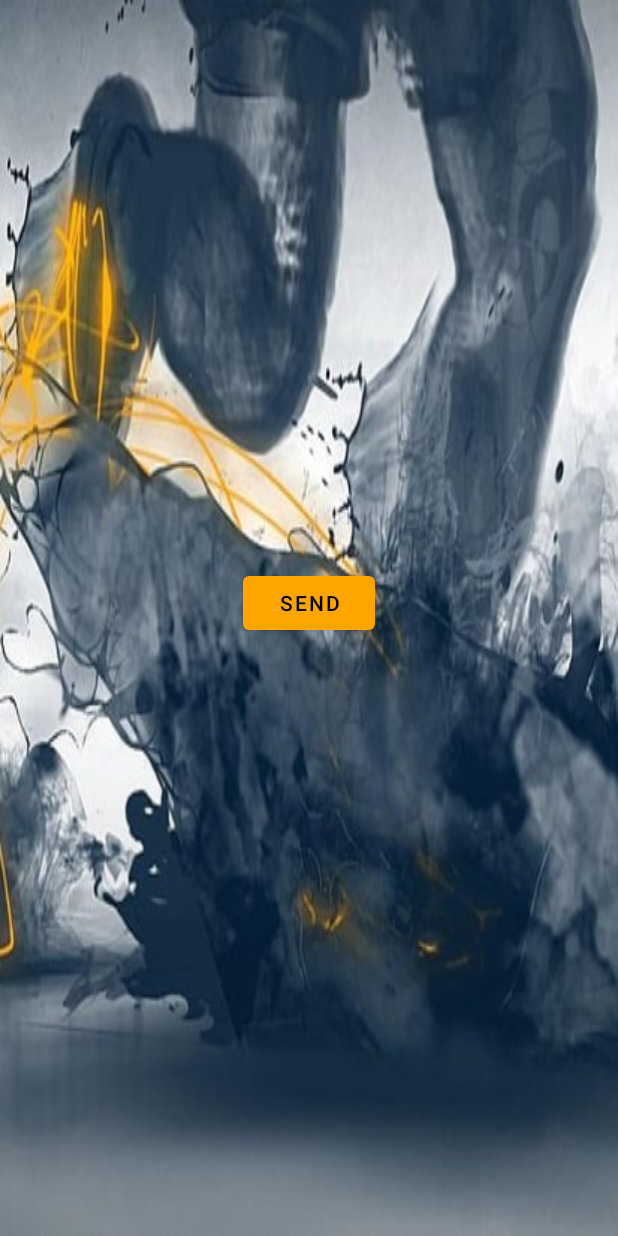
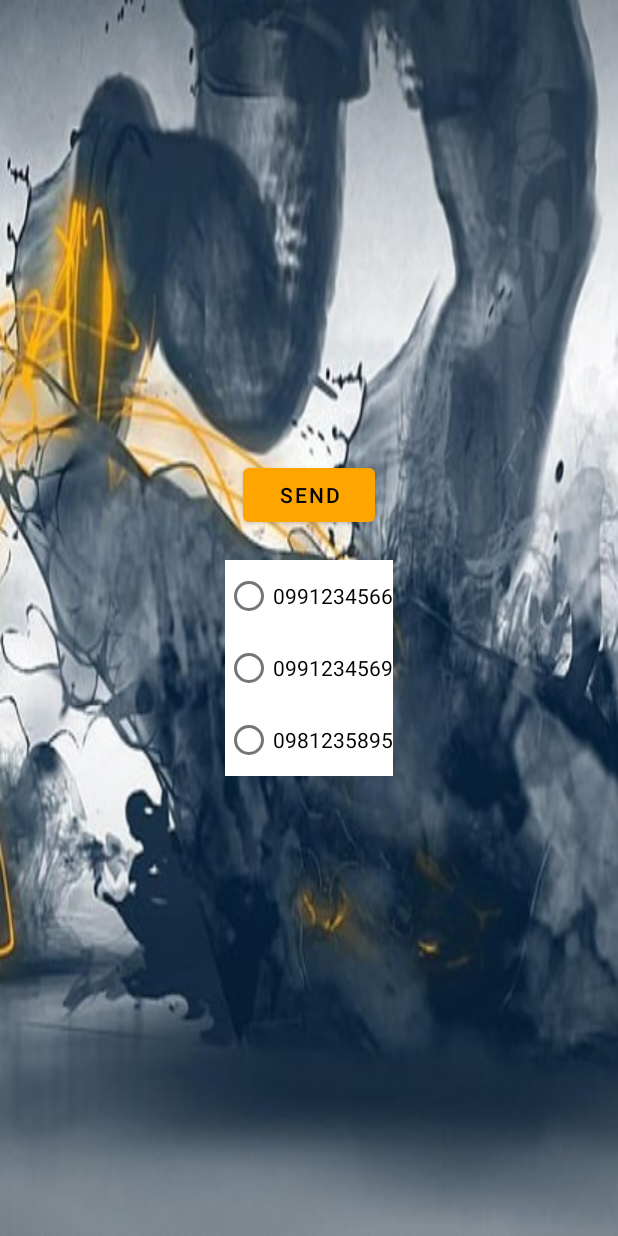
Before and after one commit to Lu555ak/AndroidTest, an Android app: the layout activity_success.xml on its own in the app's theme, with its tools: preview values and no code run, on a phone screen of 412 x 824 dp. Run offline under Robolectric (Android 15) with nearby library versions, the phone set to English and light mode, and no system bars.

```diff
--- a/app/src/main/java/com/example/androidtest/SuccessActivity.kt
+++ b/app/src/main/java/com/example/androidtest/SuccessActivity.kt
@@ -1,5 +1,6 @@
 package com.example.androidtest
 
+import android.annotation.SuppressLint
 import android.content.Intent
 import android.net.Uri
 import android.os.Bundle
@@ -12,6 +13,7 @@ class SuccessActivity : AppCompatActivity() {
     lateinit var textViewMessage: TextView
     lateinit var buttonSend: Button
 
+    @SuppressLint("StringFormatInvalid")
     override fun onCreate(savedInstanceState: Bundle?) {
         super.onCreate(savedInstanceState)
         setContentView(R.layout.activity_success)
@@ -19,7 +21,7 @@ class SuccessActivity : AppCompatActivity() {
 
         textViewMessage = findViewById(R.id.textViewMessage)
         var name = intent.getStringExtra("name")
-        textViewMessage.text = "$name, congratulations on your 10 steps!"
+        textViewMessage.text = getString(R.string.success, name)
 
         buttonSend.setOnClickListener() {
             val uri: Uri = Uri.parse("smsto:0991234566")
--- a/app/src/main/res/layout/activity_high.xml
+++ b/app/src/main/res/layout/activity_high.xml
@@ -17,7 +17,7 @@
             android:layout_width="wrap_content"
             android:layout_height="wrap_content"
             android:gravity="center|center_horizontal|center_vertical"
-            android:text="Button" />
+            android:text="@string/insert" />
 
         <EditText
             android:id="@+id/name_input"
@@ -26,7 +26,7 @@
             android:ems="10"
             android:gravity="center|center_horizontal|center_vertical"
             android:inputType="textPersonName"
-            android:text="Name" />
+            android:text="@string/name" />
 
         <EditText
             android:id="@+id/steps_input"
@@ -35,6 +35,6 @@
             android:ems="10"
             android:gravity="center|center_horizontal|center_vertical"
             android:inputType="textPersonName"
-            android:text="Name" />
+            android:text="@string/steps" />
     </LinearLayout>
 </androidx.constraintlayout.widget.ConstraintLayout>
--- a/app/src/main/res/layout/activity_success.xml
+++ b/app/src/main/res/layout/activity_success.xml
@@ -17,7 +17,7 @@
             android:id="@+id/buttonSend"
             android:layout_width="wrap_content"
             android:layout_height="wrap_content"
-            android:text="SEND" />
+            android:text="@string/send" />
 
         <TextView
             android:id="@+id/textViewMessage"
@@ -25,5 +25,34 @@
             android:layout_height="wrap_content"
             android:background="?colorSecondary"
             android:textColor="?colorOnSecondary" />
+
+        <RadioGroup
+            android:layout_width="wrap_content"
+            android:layout_height="wrap_content">
+
+            <RadioButton
+                android:id="@+id/n1"
+                android:layout_width="match_parent"
+                android:layout_height="wrap_content"
+                android:text="0991234566"
+                android:background="?colorSecondary"
+                android:textColor="?colorOnSecondary" />
+
+            <RadioButton
+                android:id="@+id/n2"
+                android:layout_width="match_parent"
+                android:layout_height="wrap_content"
+                android:text="0991234569"
+                android:background="?colorSecondary"
+                android:textColor="?colorOnSecondary" />
+
+            <RadioButton
+                android:id="@+id/n3"
+                android:layout_width="match_parent"
+                android:layout_height="wrap_content"
+                android:text="0981235895"
+                android:background="?colorSecondary"
+                android:textColor="?colorOnSecondary" />
+        </RadioGroup>
     </LinearLayout>
 </androidx.constraintlayout.widget.ConstraintLayout>
--- a/app/src/main/res/menu/menu_float.xml
+++ b/app/src/main/res/menu/menu_float.xml
@@ -3,7 +3,7 @@
     xmlns:app="http://schemas.android.com/apk/res-auto" >
     <item
         android:id="@+id/restore_counter"
-        android:title="Resetiraj"
+        android:title="@string/reset"
         android:icon="@drawable/ic_baseline_settings_backup_restore_24"
         app:showAsAction="ifRoom"/>
 </menu>
--- a/app/src/main/res/menu/menu_main.xml
+++ b/app/src/main/res/menu/menu_main.xml
@@ -3,13 +3,13 @@
       xmlns:app="http://schemas.android.com/apk/res-auto" >
     <item
         android:id="@+id/restore_counter"
-        android:title="Resetiraj"
+        android:title="@string/reset"
         android:icon="@drawable/ic_baseline_settings_backup_restore_24"
         app:showAsAction="ifRoom"/>
     <item
         android:id="@+id/croatian"
-        android:title="Hrvatski" />
+        android:title="@string/croatian" />
     <item
         android:id="@+id/english"
-        android:title="Engleski" />
+        android:title="@string/english" />
 </menu>
```
Also changed, not shown: app/src/main/java/com/example/androidtest/MainActivity.kt (+22 -0 lines), app/src/main/res/layout/activity_main.xml (+4 -4 lines), app/src/main/res/values/strings.xml (+12 -1 lines), 1 other file.
